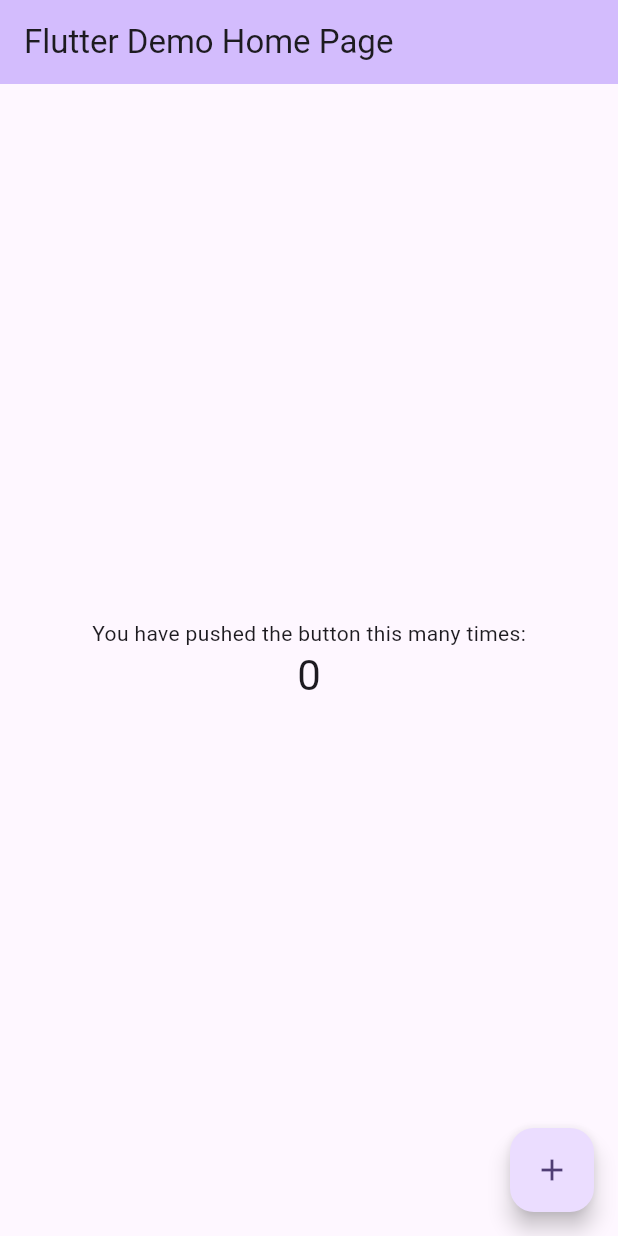
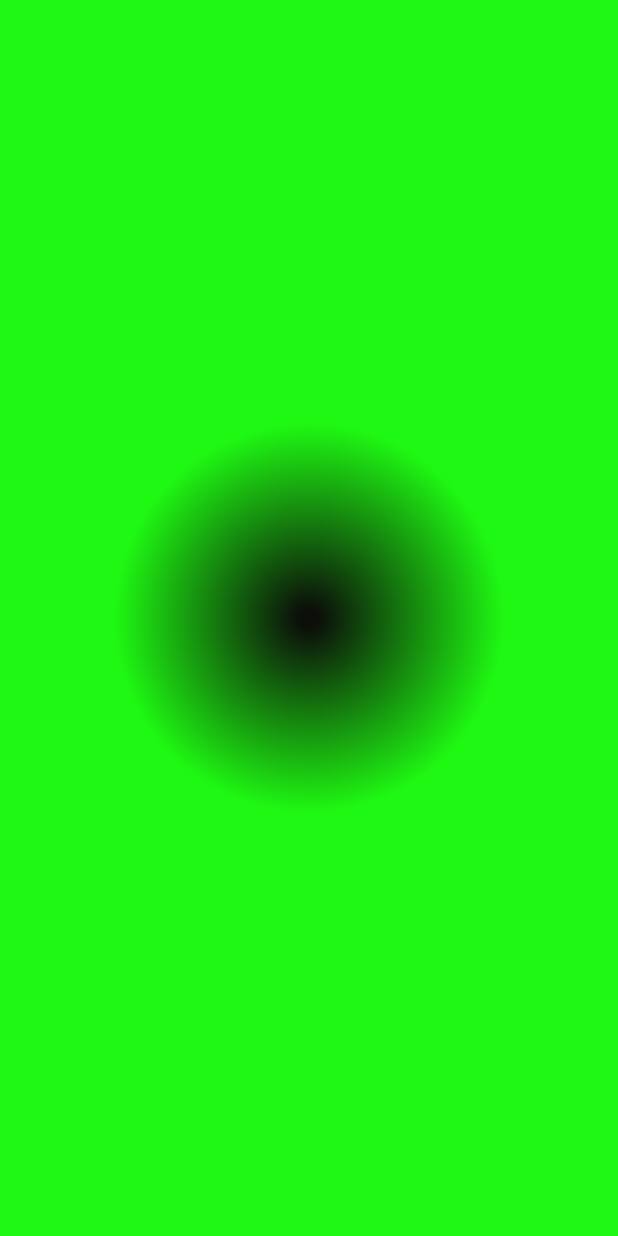
Before and after one commit to Alvin11David/UGANDA-EXPLORE, a Flutter app: the screen it shows after launch, on a phone screen of 412 x 824 dp. Run offline on Flutter 3.47's test engine with Material 3 defaults, Android fonts, the light colour scheme and no system bars; our stand-ins replace firebase_core; accounts and stored records are empty.

Commit message:
Added a background color for the signup screen

```diff
--- a/uganda_explore/lib/main.dart
+++ b/uganda_explore/lib/main.dart
@@ -1,6 +1,7 @@
 import 'package:firebase_core/firebase_core.dart';
 import 'package:flutter/material.dart';
 import 'package:uganda_explore/firebase_options.dart';
+import 'screens/auth/signup_screen.dart';
 
 void main() async {
   WidgetsFlutterBinding.ensureInitialized();
@@ -37,7 +38,7 @@
         // tested with just a hot reload.
         colorScheme: ColorScheme.fromSeed(seedColor: Colors.deepPurple),
       ),
-      home: const MyHomePage(title: 'Flutter Demo Home Page'),
+      home: const SignUpScreen(),
     );
   }
 }
--- a/uganda_explore/lib/screens/auth/signup_screen.dart
+++ b/uganda_explore/lib/screens/auth/signup_screen.dart
@@ -0,0 +1,33 @@
+import 'package:flutter/material.dart';
+
+class SignUpScreen extends StatelessWidget {
+  const SignUpScreen({super.key});
+
+  @override
+  Widget build(BuildContext context) {
+    return Scaffold(
+      body: Container(
+        decoration: BoxDecoration(
+          gradient: RadialGradient(
+            center: Alignment.center,
+            radius: 0.5,
+            colors: [
+              Color(0xFF0C0F0A),
+              Color(0xFF1FF813),
+            ],
+            stops: [0.03, 0.63],
+
+          ),
+        ),
+        child: Center(
+          child: Column(
+            mainAxisAlignment: MainAxisAlignment.center,
+            children: [
+
+            ],
+          )
+        )
+      ),
+    );
+  }
+}
```
